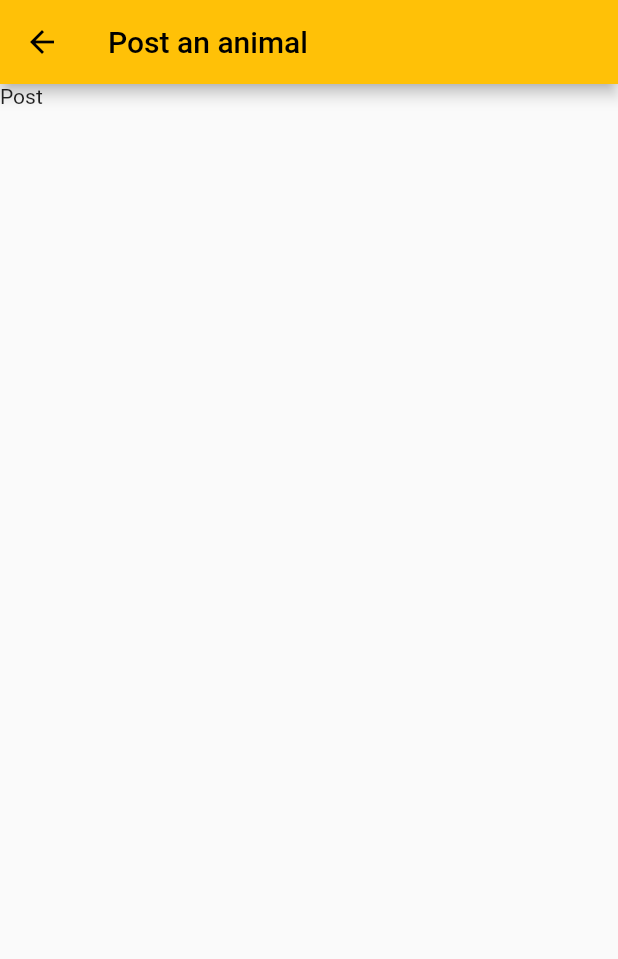
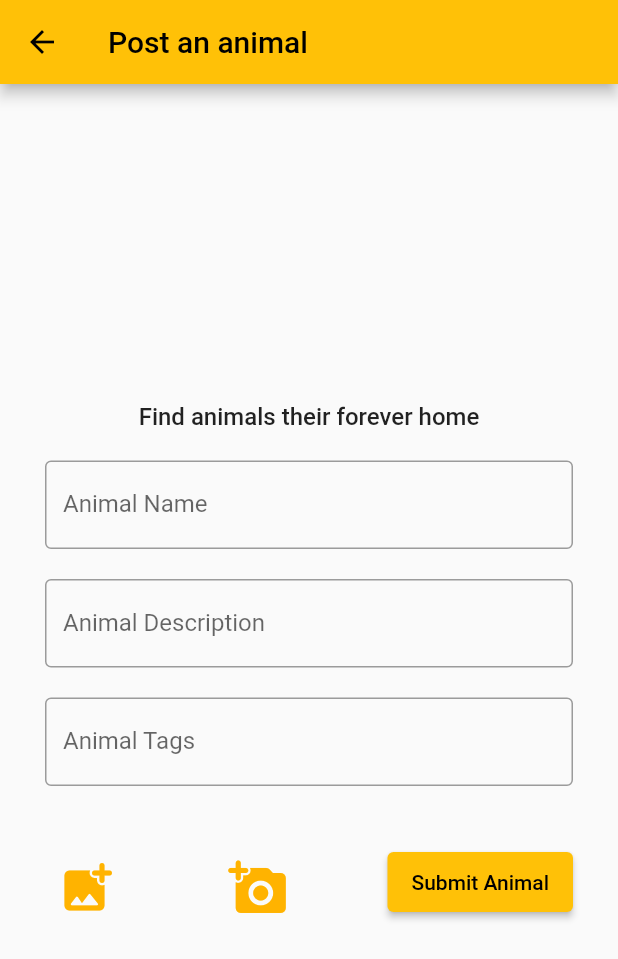
Before and after one commit to shabushabushabu/dog_cat_app, a Flutter app: the AnimalSubmit screen opened by its route, on a phone screen of 412 x 824 dp. Shown: the top 959 px of the screen. Run offline on Flutter 3.47's test engine with Material 2 defaults, Android fonts, the phone set to English and light mode, and no system bars; our stand-ins replace datetime_picker_formfield, image_picker, logger, shared_preferences; accounts and stored records are empty.

Commit message:
add text fields, tags, and buttons to animal submit page

```diff
--- a/lib/pages/animal_submit.dart
+++ b/lib/pages/animal_submit.dart
@@ -1,18 +1,163 @@
 import 'package:flutter/material.dart';
+import 'package:image_picker/image_picker.dart';
+import 'package:logger/logger.dart';
 
-class AnimalSubmit extends StatelessWidget {
+final logger = Logger();
+final ImagePicker _picker = ImagePicker();
+
+class AnimalSubmit extends StatefulWidget {
   const AnimalSubmit({Key? key}) : super(key: key);
 
   @override
+  State<AnimalSubmit> createState() => _AnimalSubmitState();
+}
+
+class _AnimalSubmitState extends State<AnimalSubmit> {
+  String _formName = "";
+  String _formDescription = "";
+  String _formNewTag = "";
+  List<String> _formTags = [];
+
+  final newTagField = TextEditingController();
+
+  @override
   Widget build(BuildContext context) {
+    List<Widget> tags = _formTags
+        .map((tag) => TextButton(
+            onPressed: () {
+              var oldTags = _formTags;
+              oldTags.remove(tag);
+              setState(() {
+                _formTags = oldTags;
+              });
+            },
+            child: Text("#$tag")))
+        .toList();
+
     return Scaffold(
-      appBar: AppBar(
-        title: const Text("Post an animal")
-      ),
-      body: Column(
-        children: const [Text("Post")],
-      )
+        appBar: AppBar(title: const Text("Post an animal")),
+        body: Center(
+          child: Column(
+            mainAxisAlignment: MainAxisAlignment.center,
+            children: <Widget>[
+              Container(
+                alignment: Alignment.center,
+                padding: const EdgeInsets.all(10),
+                child: const Text(
+                  "Find animals their forever home",
+                  style: TextStyle(fontWeight: FontWeight.w500, fontSize: 16),
+                ),
+              ),
+              Padding(
+                padding: const EdgeInsets.only(
+                    left: 30, right: 30, top: 10, bottom: 10),
+                child: TextField(
+                  onChanged: (value) {
+                    setState(() {
+                      _formName = value;
+                    });
+                  },
+                  decoration: const InputDecoration(
+                    border: OutlineInputBorder(),
+                    labelText: "Animal Name",
+                    hintText: "Enter the animal name",
+                  ),
+                ),
+              ),
+              Padding(
+                padding: const EdgeInsets.only(
+                    left: 30, right: 30, top: 10, bottom: 10),
+                child: TextField(
+                  onChanged: (value) {
+                    setState(() {
+                      _formDescription = value;
+                    });
+                  },
+                  decoration: const InputDecoration(
+                    border: OutlineInputBorder(),
+                    labelText: "Animal Description",
+                    hintText: "Enter the animal short description",
+                  ),
+                ),
+              ),
+              Padding(
+                padding: const EdgeInsets.only(
+                    left: 30, right: 30, top: 10, bottom: 10),
+                child: TextField(
+                  controller: newTagField,
+                  onChanged: (value) {
+                    if (value.isEmpty) {
+                      setState(() {
+                        _formNewTag = value;
+                      });
+                      return;
+                    }
 
-    );
+                    const splitChar = " ";
+                    final lastChar = value.substring(value.length - 1);
+                    if (lastChar == splitChar) {
+                      final tag = value.substring(0, value.length - 1);
+                      var oldTags = _formTags;
+                      oldTags.add(tag);
+
+                      setState(() {
+                        _formNewTag = "";
+                        _formTags = oldTags;
+                      });
+                      newTagField.text = "";
+                    } else {
+                      setState(() {
+                        _formNewTag = value;
+                      });
+                    }
+                  },
+                  decoration: const InputDecoration(
+                    border: OutlineInputBorder(),
+                    labelText: "Animal Tags",
+                    hintText: "Add animal tags. Tab space for another tag.",
+                  ),
+                ),
+              ),
+              Padding(
+                padding: const EdgeInsets.only(
+                    left: 30, right: 30, top: 10, bottom: 10),
+                child: Wrap(
+                  children: tags,
+                ),
+              ),
+              Padding(
+                padding: const EdgeInsets.only(
+                    left: 30, right: 30, top: 10, bottom: 10),
+                child: Row(
+                  // mainAxisAlignment: MainAxisAlignment.center,
+                  mainAxisAlignment: MainAxisAlignment.spaceBetween,
+                  children: [
+                    IconButton(
+                      icon: const Icon(Icons.add_photo_alternate_rounded,
+                          size: 40.0),
+                      color: Colors.amber.shade600,
+                      onPressed: () {},
+                    ),
+                    IconButton(
+                      icon: const Icon(Icons.add_a_photo_rounded, size: 40.0),
+                      color: Colors.amber.shade600,
+                      onPressed: () {},
+                    ),
+                    SizedBox(
+                      height: 40,
+                      // padding: const EdgeInsets.fromLTRB(10, 0, 10, 0),
+                      child: ElevatedButton(
+                        // style: style,
+                        onPressed: () {},
+                        // style: style,
+                        child: const Text("Submit Animal"),
+                      ),
+                    ),
+                  ],
+                ),
+              ),
+            ],
+          ),
+        ));
   }
 }
```
